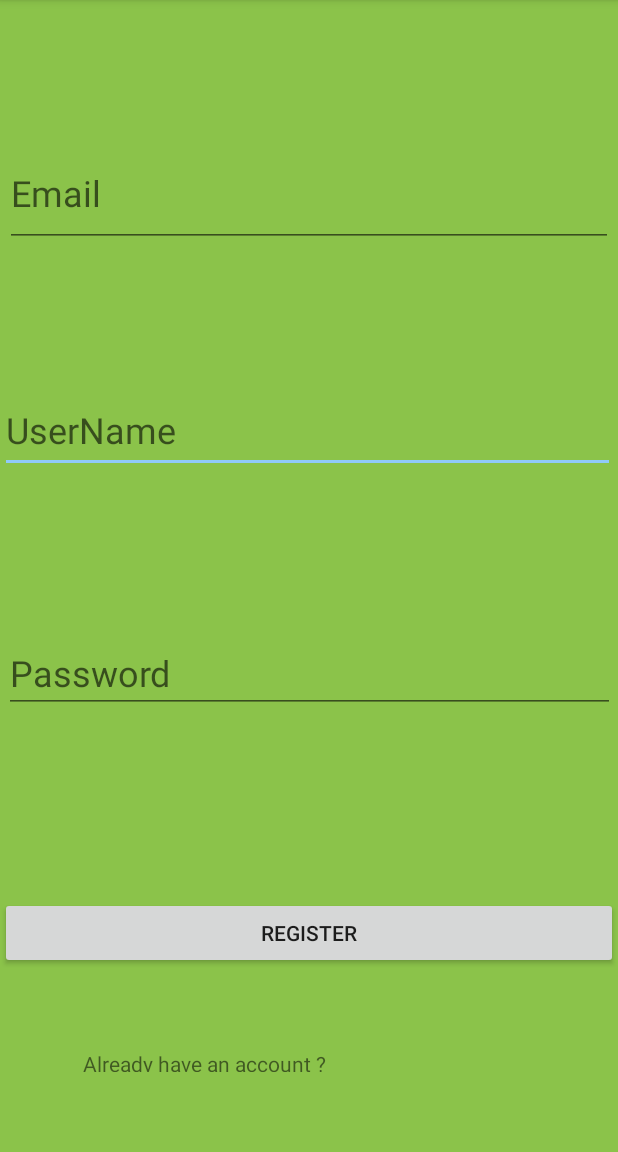
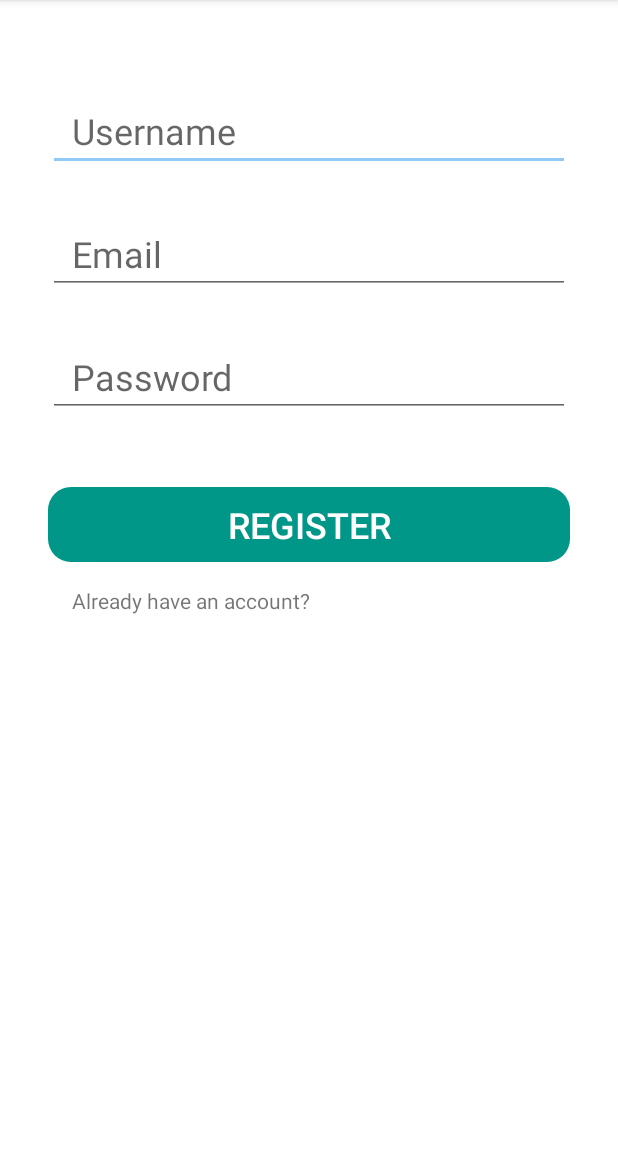
Before and after one commit to TakuHazard/MarketPlace, an Android app: the screen it shows after launch (RegisterActivity), on a phone screen of 412 x 824 dp, the part 84-1236 px from its top. Run offline under Robolectric (Android 15) with nearby library versions, the phone set to English and light mode, and no system bars; our stand-ins replace Firebase (no records; nobody signed in at launch, a user with empty details on screens opened directly).

Commit message:
Update UI for log in and register.

```diff
--- a/app/src/main/java/videodemos/example/marketplace/RegisterActivity.kt
+++ b/app/src/main/java/videodemos/example/marketplace/RegisterActivity.kt
@@ -7,7 +7,6 @@ import android.widget.Toast
 import androidx.appcompat.app.AppCompatActivity
 import com.google.firebase.auth.FirebaseAuth
 import com.google.firebase.database.FirebaseDatabase
-import com.google.firebase.ktx.Firebase
 import kotlinx.android.synthetic.main.activity_register.*
 
 class RegisterActivity : AppCompatActivity() {
--- /dev/null
+++ b/app/src/main/res/drawable/rounded_register_and_login_button.xml
@@ -0,0 +1,5 @@
+<?xml version="1.0" encoding="utf-8"?>
+<shape xmlns:android="http://schemas.android.com/apk/res/android">
+    <corners android:radius="15dp" />
+    <solid android:color="@color/primaryColor" />
+</shape>
--- a/app/src/main/res/layout/activity_register.xml
+++ b/app/src/main/res/layout/activity_register.xml
@@ -4,65 +4,84 @@
     xmlns:tools="http://schemas.android.com/tools"
     android:layout_width="match_parent"
     android:layout_height="match_parent"
-    android:background="#8BC34A"
+    android:background="@android:color/white"
     tools:context=".RegisterActivity">
 
     <Button
         android:id="@+id/btnRegister"
         android:layout_width="0dp"
-        android:layout_height="wrap_content"
+        android:layout_height="50dp"
+        android:textSize="24sp"
         android:text="Register"
+        android:textColor="@color/secondaryTextColor"
+        android:paddingLeft="16dp"
+        android:paddingRight="16dp"
+        android:background="@drawable/rounded_register_and_login_button"
         app:layout_constraintBottom_toBottomOf="parent"
-        app:layout_constraintEnd_toEndOf="parent"
-        app:layout_constraintStart_toStartOf="parent"
-        app:layout_constraintTop_toBottomOf="@+id/textView_password_register" />
+        app:layout_constraintEnd_toEndOf="@+id/textView_password_register"
+        app:layout_constraintHorizontal_bias="1.0"
+        app:layout_constraintStart_toStartOf="@+id/textView_password_register"
+        app:layout_constraintTop_toBottomOf="@+id/textView_password_register"
+        app:layout_constraintVertical_bias="0.106" />
 
     <EditText
         android:id="@+id/textView_username_register"
-        android:layout_width="410dp"
-        android:layout_height="57dp"
-        android:hint="UserName"
+        android:layout_width="0dp"
+        android:layout_height="50dp"
+        android:layout_marginStart="32dp"
+        android:layout_marginLeft="32dp"
+        android:layout_marginTop="64dp"
+        android:layout_marginEnd="32dp"
+        android:layout_marginRight="32dp"
+        android:hint="Username"
         android:textColor="#FAF8F8"
+        android:paddingLeft="16dp"
+        android:paddingRight="16dp"
         android:textSize="24sp"
-        app:layout_constraintBottom_toBottomOf="parent"
-        app:layout_constraintEnd_toEndOf="parent"
-        app:layout_constraintHorizontal_bias="0.0"
-        app:layout_constraintStart_toStartOf="parent"
-        app:layout_constraintTop_toTopOf="parent"
-        app:layout_constraintVertical_bias="0.363" />
-
-    <EditText
-        android:id="@+id/textView_password_register"
-        android:layout_width="407dp"
-        android:layout_height="51dp"
-        android:hint="Password"
-        android:textColor="#FAF8F8"
-        android:textSize="24sp"
-        app:layout_constraintBottom_toBottomOf="parent"
-        app:layout_constraintEnd_toEndOf="parent"
-        app:layout_constraintStart_toStartOf="parent"
-        app:layout_constraintTop_toBottomOf="@+id/textView_username_register"
-        app:layout_constraintVertical_bias="0.27" />
-
-    <EditText
-        android:id="@+id/textView_email_register"
-        android:layout_width="405dp"
-        android:layout_height="71dp"
-        android:hint="Email"
-        android:textColor="#FAF8F8"
-        android:textSize="24sp"
-        app:layout_constraintBottom_toTopOf="@+id/textView_username_register"
         app:layout_constraintEnd_toEndOf="parent"
         app:layout_constraintStart_toStartOf="parent"
         app:layout_constraintTop_toTopOf="parent" />
 
+    <EditText
+        android:id="@+id/textView_email_register"
+        android:layout_width="0dp"
+        android:layout_height="50dp"
+        android:layout_marginTop="32dp"
+        android:hint="Email"
+        android:textColor="#FAF8F8"
+        android:paddingLeft="16dp"
+        android:paddingRight="16dp"
+        android:textSize="24sp"
+        app:layout_constraintEnd_toEndOf="@+id/textView_username_register"
+        app:layout_constraintHorizontal_bias="0.0"
+        app:layout_constraintStart_toStartOf="@+id/textView_username_register"
+        app:layout_constraintTop_toBottomOf="@+id/textView_username_register" />
+
     <TextView
         android:id="@+id/textView_existing_account"
-        android:layout_width="301dp"
-        android:layout_height="15dp"
-        android:text="Already have an account ?"
-        app:layout_constraintBottom_toBottomOf="parent"
-        app:layout_constraintEnd_toEndOf="parent"
+        android:layout_width="0dp"
+        android:layout_height="30dp"
+        android:layout_marginTop="16dp"
+        android:paddingLeft="16dp"
+        android:paddingRight="16dp"
+        android:text="Already have an account?"
+        app:layout_constraintEnd_toEndOf="@+id/btnRegister"
         app:layout_constraintStart_toStartOf="@+id/btnRegister"
         app:layout_constraintTop_toBottomOf="@+id/btnRegister" />
+
+    <EditText
+        android:id="@+id/textView_password_register"
+        android:layout_width="0dp"
+        android:layout_height="50dp"
+        android:layout_marginTop="32dp"
+        android:ems="10"
+        android:hint="Password"
+        android:textSize="24sp"
+        android:paddingLeft="16dp"
+        android:paddingRight="16dp"
+        android:inputType="textPassword"
+        app:layout_constraintEnd_toEndOf="@+id/textView_email_register"
+        app:layout_constraintStart_toStartOf="@+id/textView_email_register"
+        app:layout_constraintTop_toBottomOf="@+id/textView_email_register" />
+
 </androidx.constraintlayout.widget.ConstraintLayout>
--- a/app/src/main/res/values/colors.xml
+++ b/app/src/main/res/values/colors.xml
@@ -7,5 +7,5 @@
   <color name="secondaryLightColor">#c3fdff</color>
   <color name="secondaryDarkColor">#5d99c6</color>
   <color name="primaryTextColor">#000000</color>
-  <color name="secondaryTextColor">#000000</color>
+  <color name="secondaryTextColor">#ffffff</color>
 </resources>
```
Also changed, not shown: app/src/main/res/layout/activity_log_in.xml (+37 -23 lines).
